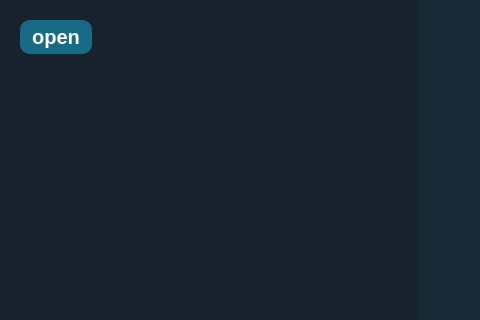
Qt form main.ui (omarshaban02/DICOM-Viewer) before a commit; both pictures show x 0 to 480 and y 0 to 320 of the 1254 by 836 pixel window.
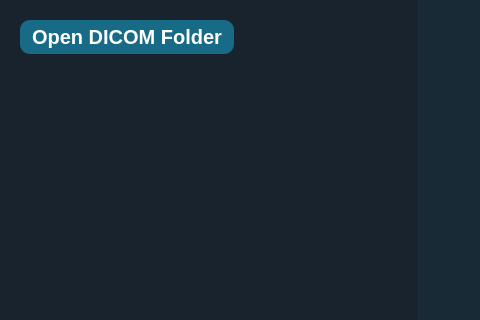
The same form after that commit. Icons and pictures are not drawn.

Commit message: we use thread

The edit to the form file:
```diff
--- a/main.ui
+++ b/main.ui
@@ -350,7 +350,7 @@
                  <cursorShape>PointingHandCursor</cursorShape>
                 </property>
                 <property name="text">
-                 <string>open</string>
+                 <string>Open DICOM Folder</string>
                 </property>
                </widget>
               </item>
```
The commit also changes 1 other file.
